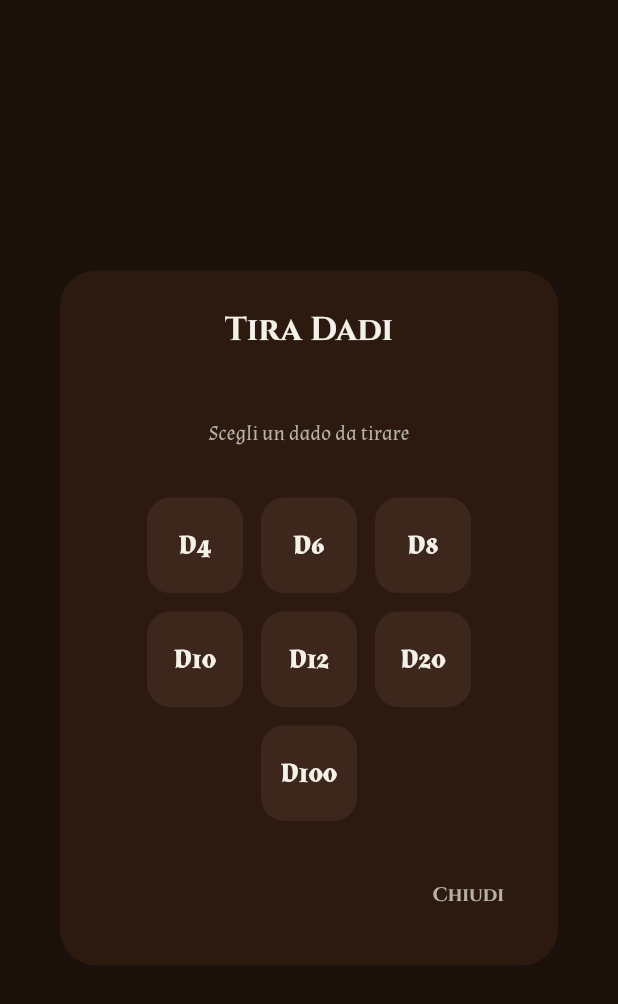
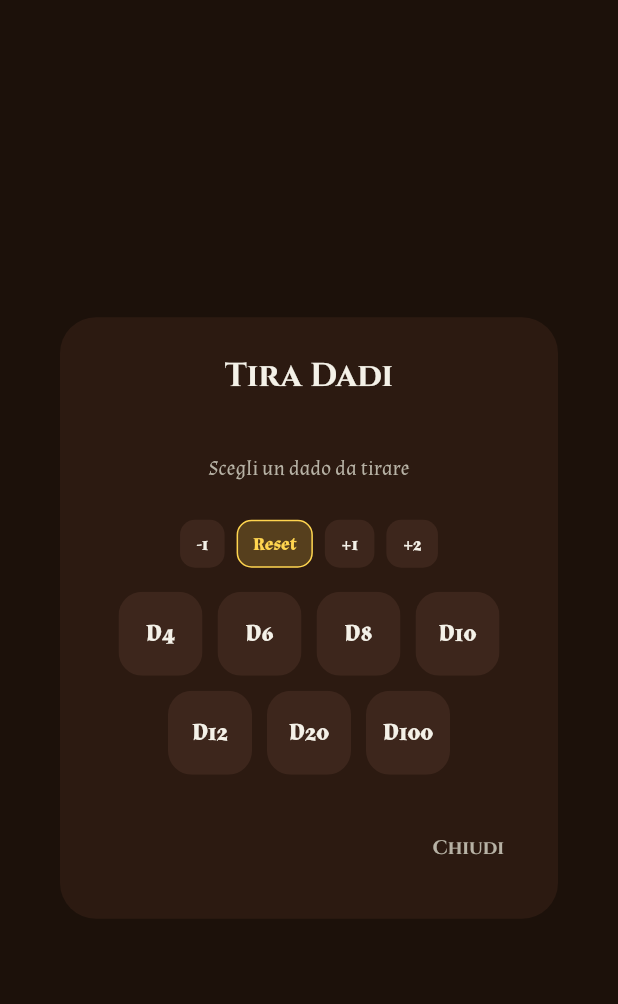
Before and after one commit to biagio-scaglia/dnd-companion, a Flutter app: the DiceRollerDialog widget shown alone on an empty page, opened directly, on a phone screen of 412 x 824 dp. Shown: the top 1004 px of the screen. Run offline on Flutter 3.47's test engine with Material 3 defaults, Android fonts, the light colour scheme and no system bars; our stand-ins replace file_picker, permission_handler, shared_preferences, sqflite; missing offline and left inert: dart:html, flame, image_gallery_saver_plus; accounts and stored records are empty; network calls fail.

Commit message:
Fix: Risolti errori di compilazione post-refactor allegati

```diff
--- a/lib/core/services/file_picker_service.dart
+++ b/lib/core/services/file_picker_service.dart
@@ -5,7 +5,7 @@ class FilePickerService {
   /// Permette di selezionare un file generico o con estensioni specifiche.
   Future<File?> pickFile({List<String>? allowedExtensions}) async {
     try {
-      FilePickerResult? result = await FilePicker.platform.pickFiles(
+      FilePickerResult? result = await FilePicker.pickFiles(
         type: allowedExtensions != null ? FileType.custom : FileType.any,
         allowedExtensions: allowedExtensions,
       );
@@ -22,7 +22,7 @@ class FilePickerService {
   /// Permette di selezionare un'immagine.
   Future<File?> pickImage() async {
     try {
-      FilePickerResult? result = await FilePicker.platform.pickFiles(
+      FilePickerResult? result = await FilePicker.pickFiles(
         type: FileType.image,
       );
 
--- a/lib/features/notes/presentation/notes_controller.dart
+++ b/lib/features/notes/presentation/notes_controller.dart
@@ -143,7 +143,7 @@ class NotesController extends ChangeNotifier {
   Future<void> deleteAttachment(String id) async {
     try {
       final attachment = _attachments.firstWhere((a) => a.id == id);
-      final file = File(attachment.filePath);
+      final file = File(attachment.storedPath);
       if (await file.exists()) {
         await file.delete();
       }
@@ -184,7 +184,7 @@ class NotesController extends ChangeNotifier {
 
   Attachment? get latestAttachment {
     try {
-      return _attachments.reduce((a, b) => a.dateAdded.isAfter(b.dateAdded) ? a : b);
+      return _attachments.reduce((a, b) => a.createdAt.isAfter(b.createdAt) ? a : b);
     } catch (_) {
       return null;
     }
--- a/lib/features/notes/presentation/notes_view.dart
+++ b/lib/features/notes/presentation/notes_view.dart
@@ -11,6 +11,7 @@ import '../../../presentation/widgets/dnd_section_header.dart';
 import '../../../presentation/widgets/dnd_empty_state.dart';
 import '../../../presentation/widgets/dnd_text_field.dart';
 import 'notes_controller.dart';
+import '../domain/models/note.dart';
 import 'widgets/note_card.dart';
 import 'widgets/character_card.dart';
 import 'widgets/session_card.dart';
@@ -158,7 +159,10 @@ class NotesView extends StatelessWidget {
                 accentColor: AppColors.textSecondary,
                 trailing: IconButton(
                   icon: const Icon(Icons.attach_file_rounded, color: AppColors.textSecondary, size: 20),
-                  onPressed: () => notesController.pickAttachment(),
+                  onPressed: () => notesController.pickAndAddAttachment(
+                    linkedEntityId: 'global',
+                    linkedEntityType: 'global',
+                  ),
                   padding: EdgeInsets.zero,
                   constraints: const BoxConstraints(),
                 ),
--- a/lib/presentation/home/widgets/dice_roller_dialog.dart
+++ b/lib/presentation/home/widgets/dice_roller_dialog.dart
@@ -12,6 +12,8 @@ class DiceRollerDialog extends StatefulWidget {
 class _DiceRollerDialogState extends State<DiceRollerDialog> with SingleTickerProviderStateMixin {
   int? _result;
   int? _lastDice;
+  int _modifier = 0;
+  final List<String> _history = [];
   late AnimationController _shakeController;
 
   @override
@@ -32,8 +34,20 @@ class _DiceRollerDialogState extends State<DiceRollerDialog> with SingleTickerPr
   void _rollDice(int max) {
     _shakeController.forward(from: 0.0);
     setState(() {
-      _result = Random().nextInt(max) + 1;
+      final roll = Random().nextInt(max) + 1;
+      _result = roll + _modifier;
       _lastDice = max;
+
+      // Salva nella storia con il dettaglio del modificatore
+      String historyEntry = '$roll';
+      if (_modifier > 0) historyEntry += ' (+$_modifier)';
+      if (_modifier < 0) historyEntry += ' ($_modifier)';
+      historyEntry += ' = $_result';
+
+      _history.insert(0, historyEntry);
+      if (_history.length > 5) {
+        _history.removeLast();
+      }
     });
   }
 
@@ -67,20 +81,20 @@ class _DiceRollerDialogState extends State<DiceRollerDialog> with SingleTickerPr
                 );
               },
               child: Container(
-                margin: const EdgeInsets.only(bottom: 32, top: 16),
-                padding: const EdgeInsets.all(32),
+                margin: const EdgeInsets.only(bottom: 24, top: 8),
+                padding: const EdgeInsets.all(24),
                 decoration: BoxDecoration(
-                  color: AppColors.magicAccent.withOpacity(0.15),
+                  color: AppColors.magicAccent.withValues(alpha: 0.15),
                   shape: BoxShape.circle,
-                  border: Border.all(color: AppColors.magicAccent.withOpacity(0.5), width: 2),
+                  border: Border.all(color: AppColors.magicAccent.withValues(alpha: 0.5), width: 2),
                 ),
                 child: Column(
                   children: [
                     Text(
-                      'D$_lastDice',
+                      'D$_lastDice${_modifier != 0 ? (_modifier > 0 ? ' +$_modifier' : ' $_modifier') : ''}',
                       style: const TextStyle(
                         color: AppColors.magicAccent,
-                        fontSize: 16,
+                        fontSize: 14,
                         fontWeight: FontWeight.bold,
                       )
                     ),
@@ -88,7 +102,7 @@ class _DiceRollerDialogState extends State<DiceRollerDialog> with SingleTickerPr
                     Text(
                       '$_result',
                       style: const TextStyle(
-                        fontSize: 64,
+                        fontSize: 54,
                         fontWeight: FontWeight.bold,
                         color: AppColors.textPrimary,
                         height: 1,
@@ -100,15 +114,32 @@ class _DiceRollerDialogState extends State<DiceRollerDialog> with SingleTickerPr
             )
           else
             const Padding(
-              padding: EdgeInsets.symmetric(vertical: 32.0),
+              padding: EdgeInsets.symmetric(vertical: 24.0),
               child: Text(
                 'Scegli un dado da tirare',
                 style: TextStyle(color: AppColors.textSecondary),
               ),
             ),
+
+          // ── Modificatori Rapidi ──────────────────────────────────────
+          Row(
+            mainAxisAlignment: MainAxisAlignment.center,
+            children: [
+              _buildModifierChip(-1),
+              const SizedBox(width: 8),
+              _buildModifierChip(0, label: 'Reset'),
+              const SizedBox(width: 8),
+              _buildModifierChip(1),
+              const SizedBox(width: 8),
+              _buildModifierChip(2),
+            ],
+          ),
+          const SizedBox(height: 16),
+
+          // ── Griglia Dadi ─────────────────────────────────────────────
           Wrap(
-            spacing: 12,
-            runSpacing: 12,
+            spacing: 10,
+            runSpacing: 10,
             alignment: WrapAlignment.center,
             children: dice.map((d) {
               return Material(
@@ -116,10 +147,9 @@ class _DiceRollerDialogState extends State<DiceRollerDialog> with SingleTickerPr
                 child: InkWell(
                   onTap: () => _rollDice(d),
                   borderRadius: BorderRadius.circular(16),
-                  highlightColor: AppColors.magicAccent.withOpacity(0.2),
                   child: Ink(
-                    width: 64,
-                    height: 64,
+                    width: 56,
+                    height: 56,
                     decoration: BoxDecoration(
                       color: AppColors.surfaceSecondary,
                       borderRadius: BorderRadius.circular(16),
@@ -134,7 +164,7 @@ class _DiceRollerDialogState extends State<DiceRollerDialog> with SingleTickerPr
                         style: TextStyle(
                           color: _lastDice == d ? AppColors.magicAccent : AppColors.textPrimary,
                           fontWeight: FontWeight.bold,
-                          fontSize: 18,
+                          fontSize: 16,
                         ),
                       ),
                     ),
@@ -143,6 +173,32 @@ class _DiceRollerDialogState extends State<DiceRollerDialog> with SingleTickerPr
               );
             }).toList(),
           ),
+
+          // ── Storia dei Tiri ──────────────────────────────────────────
+          if (_history.isNotEmpty) ...[
+            const SizedBox(height: 20),
+            const Text(
+              'Ultimi tiri:',
+              style: TextStyle(color: AppColors.textSecondary, fontSize: 12, fontWeight: FontWeight.bold)
+            ),
+            const SizedBox(height: 6),
+            Wrap(
+              spacing: 6,
+              runSpacing: 4,
+              alignment: WrapAlignment.center,
+              children: _history.map((h) => Container(
+                padding: const EdgeInsets.symmetric(horizontal: 8, vertical: 4),
+                decoration: BoxDecoration(
+                  color: AppColors.surfaceSecondary,
+                  borderRadius: BorderRadius.circular(8),
+                ),
+                child: Text(
+                  h,
+                  style: const TextStyle(fontSize: 10, color: AppColors.textSecondary)
+                ),
+              )).toList(),
+            ),
+          ],
         ],
       ),
       actions: [
@@ -153,4 +209,36 @@ class _DiceRollerDialogState extends State<DiceRollerDialog> with SingleTickerPr
       ],
     );
   }
+
+  Widget _buildModifierChip(int value, {String? label}) {
+    final isSelected = _modifier == value;
+    final displayLabel = label ?? (value > 0 ? '+$value' : '$value');
+
+    return GestureDetector(
+      onTap: () {
+        setState(() {
+          _modifier = value;
+        });
+      },
+      child: Container(
+        padding: const EdgeInsets.symmetric(horizontal: 10, vertical: 6),
+        decoration: BoxDecoration(
+          color: isSelected ? AppColors.magicAccent.withValues(alpha: 0.2) : AppColors.surfaceSecondary,
+          borderRadius: BorderRadius.circular(10),
+          border: Border.all(
+            color: isSelected ? AppColors.magicAccent : Colors.transparent,
+            width: 1,
+          ),
+        ),
+        child: Text(
+          displayLabel,
+          style: TextStyle(
+            color: isSelected ? AppColors.magicAccent : AppColors.textPrimary,
+            fontSize: 12,
+            fontWeight: FontWeight.bold,
+          ),
+        ),
+      ),
+    );
+  }
 }
--- a/lib/presentation/widgets/attachment_section.dart
+++ b/lib/presentation/widgets/attachment_section.dart
@@ -97,9 +97,10 @@ class _AttachmentCard extends StatelessWidget {
   Widget build(BuildContext context) {
     final isImage = attachment.sourceType == 'image';
 
-    return DndCard(
+    return SizedBox(
+      width: 100,
+      child: DndCard(
         padding: EdgeInsets.zero,
-      width: 100,
         child: Stack(
           children: [
             Column(
@@ -172,6 +173,7 @@ class _AttachmentCard extends StatelessWidget {
             ),
           ],
         ),
+      ),
     );
   }
 
```
Also changed, not shown: lib/features/notes/presentation/widgets/attachment_card.dart (+4 -4 lines), lib/features/notes/presentation/widgets/note_dialogs.dart (+1 -41 lines). Lines whose indentation alone changed are shown as unchanged.
